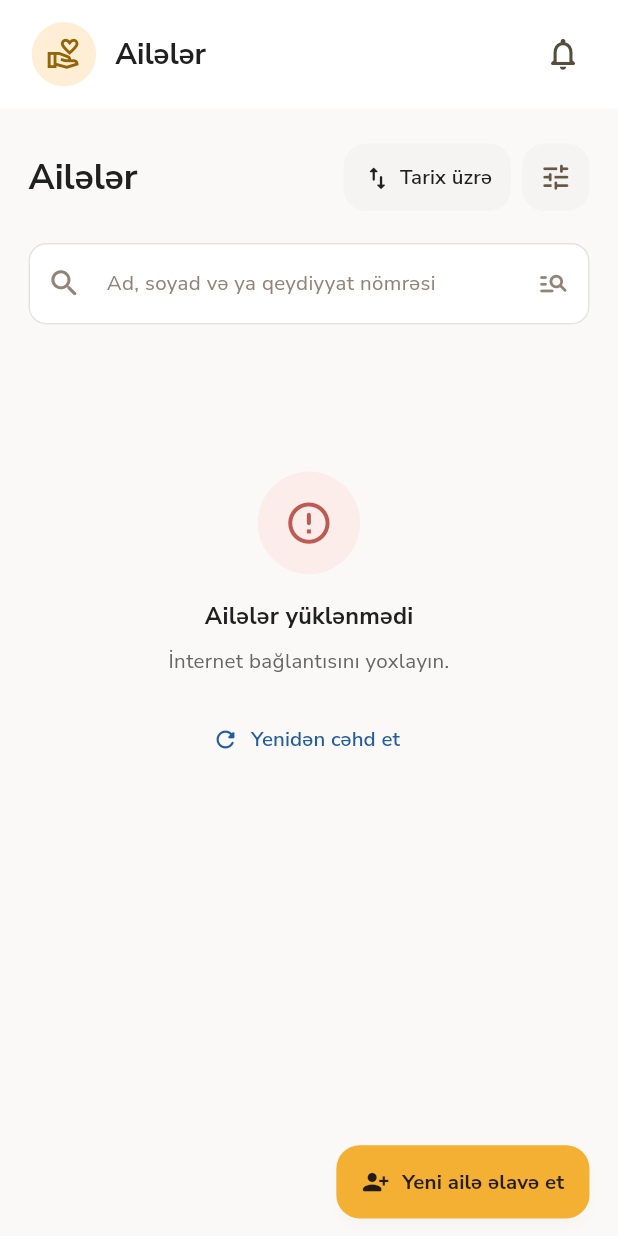
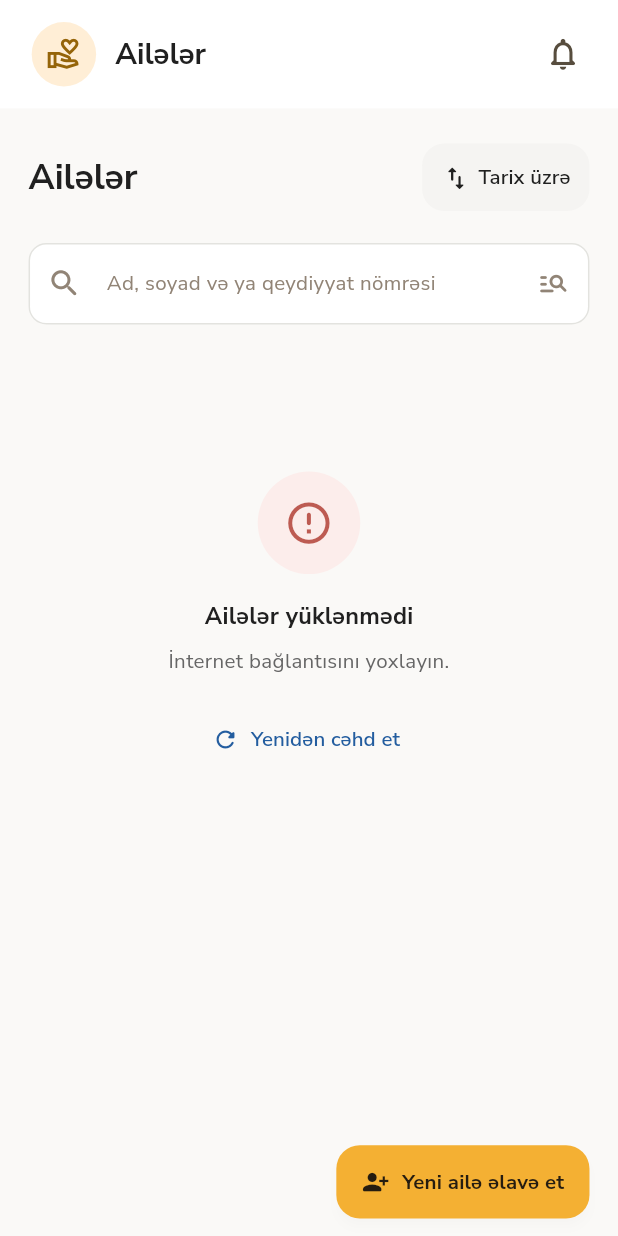
Before and after one commit to HuseynovNihad/dayaq, a Flutter app: the _FamiliesListView screen opened directly, on a phone screen of 412 x 824 dp. Run offline on Flutter 3.47's test engine with Material 3 defaults, Android fonts, the phone set to English and light mode, and no system bars; our stand-ins replace dio, equatable, file_picker, flutter_bloc, flutter_map, flutter_screenutil and 8 more; accounts and stored records are empty; network calls fail.

Commit message:
fix: Last fix

```diff
--- a/lib/core/config/app_config.dart
+++ b/lib/core/config/app_config.dart
@@ -2,7 +2,7 @@ class AppConfig {
   const AppConfig({required this.apiBaseUrl});
 
   factory AppConfig.fromEnvironment() {
-    return const AppConfig(apiBaseUrl: 'https://dayaq.livementors.org');
+    return const AppConfig(apiBaseUrl: 'https://konullu.dayaq.az/');
   }
 
   final String apiBaseUrl;
--- a/lib/features/families/presentation/pages/families_list_page.dart
+++ b/lib/features/families/presentation/pages/families_list_page.dart
@@ -296,21 +296,6 @@ class _FamiliesListViewState extends State<_FamiliesListView> {
             ),
           ),
         ),
-        SizedBox(width: 7.w),
-        Container(
-          width: 46.r,
-          height: 46.r,
-          alignment: Alignment.center,
-          decoration: BoxDecoration(
-            color: const Color(0xFFF5F4F2),
-            borderRadius: BorderRadius.circular(15.r),
-          ),
-          child: Icon(
-            Icons.tune_rounded,
-            size: 23.r,
-            color: const Color(0xFF675845),
-          ),
-        ),
       ],
     );
   }
--- a/lib/features/families/presentation/widgets/details/family_members_tab.dart
+++ b/lib/features/families/presentation/widgets/details/family_members_tab.dart
@@ -195,7 +195,7 @@ class _MemberInfo extends StatelessWidget {
 String _familyMemberTypeLabel(String value) {
   return switch (value.trim()) {
     '0' => 'Ana',
-    '1' => 'Ata',
+    '1' => 'Övlad',
     '2' => 'Oğlu',
     '3' => 'Qızı',
     '4' => 'Nənə',
```
Also changed, not shown: lib/features/auth/presentation/widgets/login_form.dart (+20 -22 lines).
